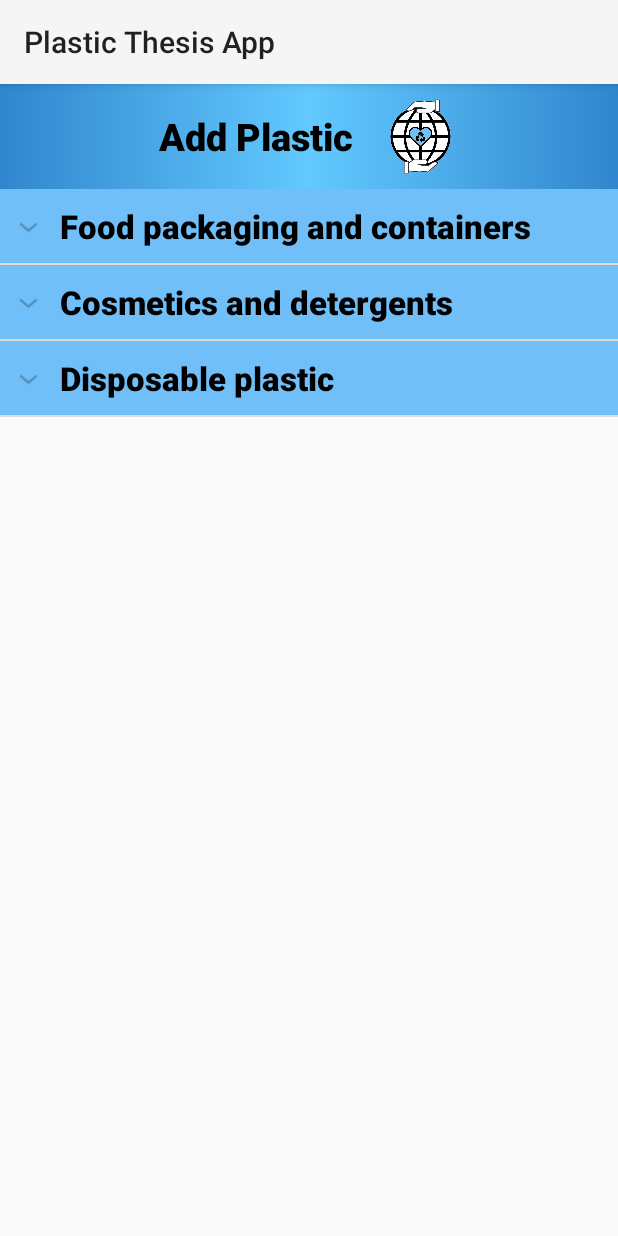
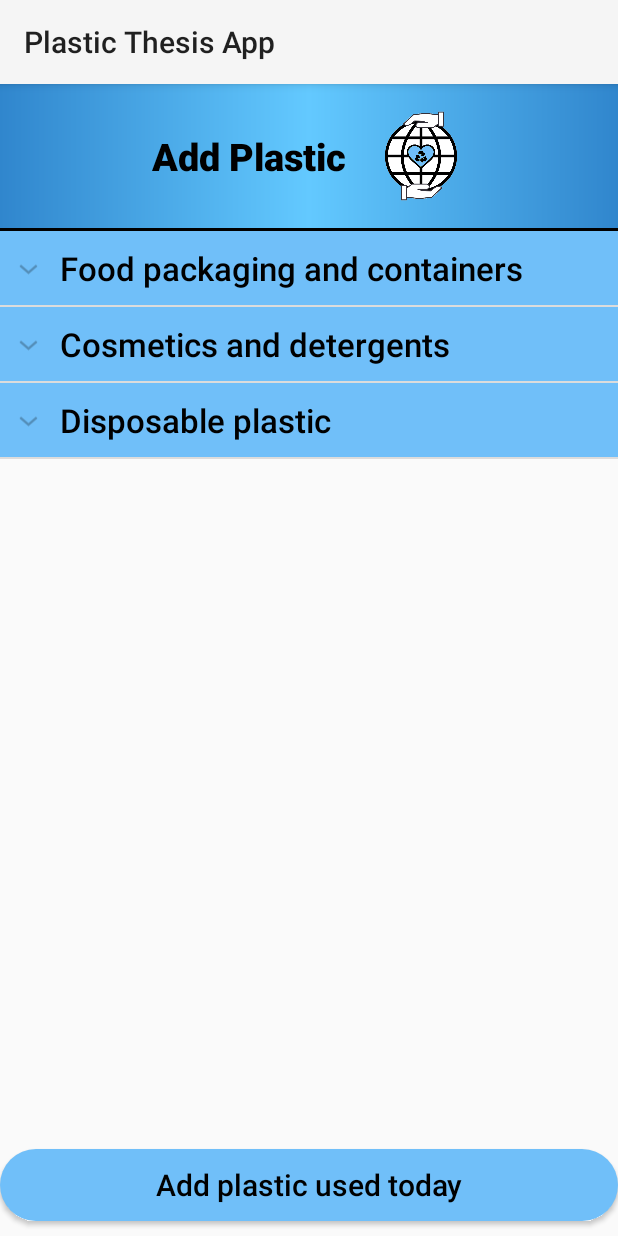
Before and after one commit to domisss41/ThesisApp, an Android app: the PlasticExpandableListView screen opened directly, with no data from a screen before it, on a phone screen of 412 x 824 dp. Run offline under Robolectric (Android 15) with nearby library versions, the phone set to English and light mode, and no system bars.

Commit message:
Layout Add plastic prawie gotowy

```diff
--- a/App/app/build.gradle
+++ b/App/app/build.gradle
@@ -43,4 +43,6 @@ dependencies {
     implementation 'androidx.cardview:cardview:1.0.0'
     implementation 'androidx.gridlayout:gridlayout:1.0.0'
     implementation 'de.hdodenhof:circleimageview:3.0.1'
+
+    implementation 'com.google.android.material:material:1.1.0'
 }
--- a/App/app/src/main/AndroidManifest.xml
+++ b/App/app/src/main/AndroidManifest.xml
@@ -9,7 +9,7 @@
         android:roundIcon="@mipmap/ic_launcher_round"
         android:supportsRtl="true"
         android:theme="@style/AppTheme">
-        <activity android:name=".PlasticExpandableListView"></activity>
+        <activity android:name=".expandableListAddPlastic.PlasticExpandableListView"></activity>
         <activity android:name=".Challenges" />
         <activity android:name=".Recycling" />
         <activity android:name=".Statystics" />
--- a/App/app/src/main/java/com/example/thesisapp/Activity2.kt
+++ b/App/app/src/main/java/com/example/thesisapp/Activity2.kt
@@ -5,6 +5,7 @@ import android.content.Intent
 import android.os.Bundle
 import android.widget.Button
 import com.example.thesisapp.PlasticInfo.PlasticInfo
+import com.example.thesisapp.expandableListAddPlastic.PlasticExpandableListView
 
 class Activity2 : AppCompatActivity() {
 
@@ -29,7 +30,7 @@ class Activity2 : AppCompatActivity() {
         val plasticAddition : Button = findViewById(R.id.buttonAddPlastic)
 
         plasticAddition.setOnClickListener {
-            val intent = Intent(this, PlasticExpandableListView :: class.java)
+            val intent = Intent(this, PlasticExpandableListView:: class.java)
             startActivity(intent)
         }
 
--- a/App/app/src/main/java/com/example/thesisapp/ExpandableListAdapter.kt
+++ b/App/app/src/main/java/com/example/thesisapp/expandableListAddPlastic/ExpandableListAdapter.kt
@@ -1,4 +1,4 @@
-package com.example.thesisapp
+package com.example.thesisapp.expandableListAddPlastic
 
 import android.content.Context
 import android.view.LayoutInflater
@@ -6,6 +6,7 @@ import android.view.View
 import android.view.ViewGroup
 import android.widget.BaseExpandableListAdapter
 import android.widget.TextView
+import com.example.thesisapp.R
 
 class ExpandableListAdapter(var context: Context, var header: MutableList<String>, var body : MutableList<MutableList<String>>) : BaseExpandableListAdapter() {
 
--- a/App/app/src/main/res/layout/activity_plastic_expandable_list_view.xml
+++ b/App/app/src/main/res/layout/activity_plastic_expandable_list_view.xml
@@ -4,21 +4,20 @@
     xmlns:tools="http://schemas.android.com/tools"
     android:layout_width="match_parent"
     android:layout_height="match_parent"
-    tools:context=".PlasticExpandableListView">
+    tools:context=".expandableListAddPlastic.PlasticExpandableListView">
 
     <RelativeLayout
         android:id="@+id/addPlasticLogo"
         android:layout_width="match_parent"
         android:layout_height="wrap_content"
-        android:layout_alignParentStart="true"
         android:layout_alignParentTop="true"
         android:background="@drawable/gradienttwo">
 
         <LinearLayout
             android:layout_width="wrap_content"
             android:layout_height="wrap_content"
-            android:layout_marginTop="10dp"
-            android:layout_marginBottom="10dp"
+            android:layout_marginTop="18dp"
+            android:layout_marginBottom="18dp"
             android:gravity="center"
             android:layout_centerHorizontal="true">
 
@@ -36,19 +35,60 @@
 
             <ImageView
                 android:id="@+id/logo"
-                android:layout_width="50dp"
-                android:layout_height="50dp"
+                android:layout_width="60dp"
+                android:layout_height="60dp"
                 app:srcCompat="@drawable/logo5" />
 
         </LinearLayout>
 
     </RelativeLayout>
 
-    <ExpandableListView
-        android:id="@+id/expandableListView"
+    <View
+        android:id="@+id/viewOne"
         android:layout_width="match_parent"
-        android:layout_height="match_parent"
-        android:layout_below="@id/addPlasticLogo">
-    </ExpandableListView>
+        android:layout_height="2dp"
+        android:layout_below="@+id/addPlasticLogo"
+        android:background="@color/colorPrimaryDark"/>
+
+
+        <ExpandableListView
+            android:id="@+id/expandableListView"
+            android:layout_width="wrap_content"
+            android:layout_height="wrap_content"
+            android:layout_weight="1"
+            android:layout_below="@id/viewOne"
+            android:layout_above="@+id/addPlasticUsed">
+        </ExpandableListView>
+
+
+    <RelativeLayout
+        android:id="@+id/addPlasticUsed"
+        android:layout_width="match_parent"
+        android:layout_height="wrap_content"
+        android:layout_alignParentBottom="true">
+
+        <LinearLayout
+            android:layout_width="match_parent"
+            android:layout_height="wrap_content"
+            android:gravity="center"
+            android:layout_centerHorizontal="true">
+
+            <Button
+                android:id="@+id/addPlasticUsedToday"
+                android:layout_width="match_parent"
+                android:layout_height="wrap_content"
+                android:background="@drawable/button"
+                android:layout_marginTop="10dp"
+                android:layout_marginBottom="10dp"
+                android:textAllCaps="false"
+                android:text="Add plastic used today"
+                android:textSize="20dp"
+                android:fontFamily="sans-serif-medium"
+                android:textColor="#000000" />
+
+        </LinearLayout>
+
+    </RelativeLayout>
+
 
 </RelativeLayout>
--- a/App/app/src/main/res/layout/layout_child.xml
+++ b/App/app/src/main/res/layout/layout_child.xml
@@ -25,7 +25,7 @@
                 android:paddingBottom="10dp"
                 android:fontFamily="sans-serif-medium"
                 android:textColor="#000000"
-                android:textSize="20dp"
+                android:textSize="18dp"
                 android:paddingStart="?android:attr/expandableListPreferredItemPaddingLeft" />
 
         </LinearLayout>
@@ -51,7 +51,7 @@
                 android:layout_toRightOf="@+id/decrease"
                 android:gravity="center"
                 android:text="0"
-                android:textSize="22dp"
+                android:textSize="20dp"
                 android:textColor="#000000"
                 android:textStyle="bold"/>
 
--- a/App/app/src/main/res/layout/layout_group.xml
+++ b/App/app/src/main/res/layout/layout_group.xml
@@ -11,6 +11,5 @@
     android:textColor="#000000"
     android:textSize="22dp"
     android:background="@color/colorAccent"
-    android:textStyle="bold"
     >
 </TextView>
```
Also changed, not shown: App/app/src/main/java/com/example/thesisapp/expandableListAddPlastic/PlasticExpandableListView.kt (renamed from App/app/src/main/java/com/example/thesisapp/PlasticExpandableListView.kt, +9 -2 lines).
